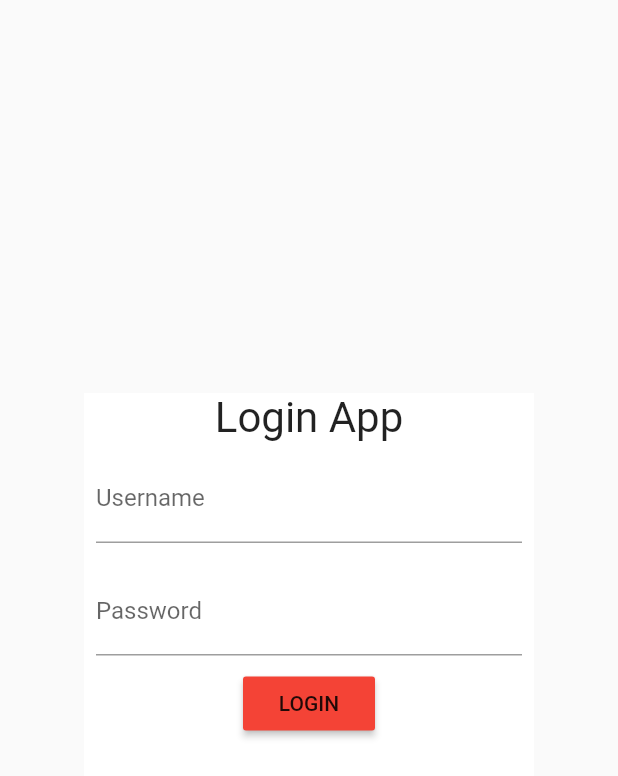
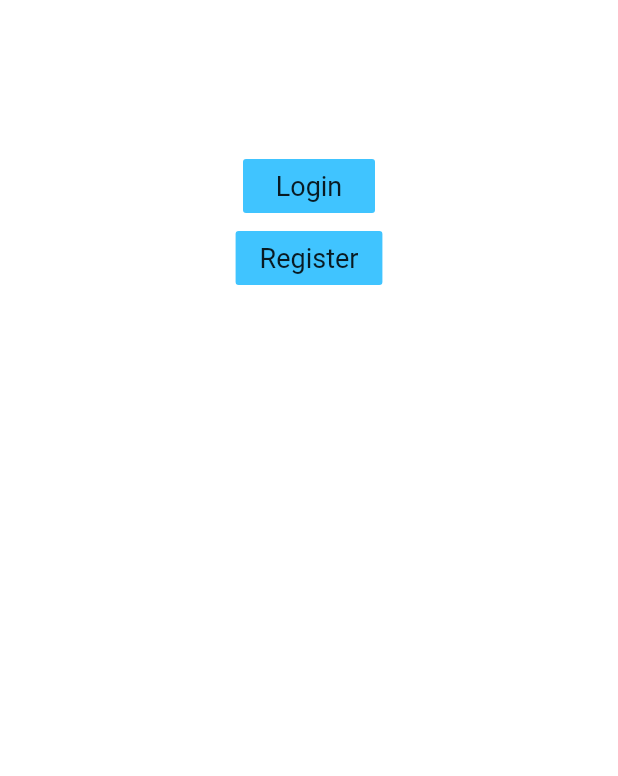
Before and after one commit to Victor-Alexandru/License, a Flutter app: the screen it shows after launch, on a phone screen of 412 x 824 dp. Shown: the top 776 px of the screen. Run offline on Flutter 3.47's test engine with Material 2 defaults, Android fonts, the light colour scheme and no system bars; our stand-ins replace cloud_firestore, firebase_core, firebase_messaging, location; missing offline and left inert: geocoder; accounts and stored records are empty.

Commit message:
selection on first page

```diff
--- a/moodle_ui/lib/screens/home/root_screen.dart
+++ b/moodle_ui/lib/screens/home/root_screen.dart
@@ -0,0 +1,43 @@
+import 'package:flutter/material.dart';
+import 'package:moodle_ui/screens/login/login_screen.dart';
+
+class RootScreen extends StatelessWidget {
+  @override
+  Widget build(BuildContext context) {
+    // TODO: implement build
+    return new Scaffold(
+      backgroundColor: Colors.white,
+      body: new Center(
+        child: Column(
+          children: <Widget>[
+            SizedBox(
+              height: 100,
+            ),
+            FlatButton(
+              onPressed: () {
+                Navigator.push(context,
+                    MaterialPageRoute(builder: (context) => LoginScreen()));
+              },
+              child: Text(
+                "Login",
+                style: TextStyle(fontSize: 18, fontWeight: FontWeight.w400),
+              ),
+              color: Colors.lightBlueAccent,
+            ),
+            FlatButton(
+              onPressed: () {
+                Navigator.push(context,
+                    MaterialPageRoute(builder: (context) => LoginScreen()));
+              },
+              child: Text(
+                "Register",
+                style: TextStyle(fontSize: 18, fontWeight: FontWeight.w400),
+              ),
+              color: Colors.lightBlueAccent,
+            ),
+          ],
+        ),
+      ),
+    );
+  }
+}
--- a/moodle_ui/lib/screens/login/login_screen.dart
+++ b/moodle_ui/lib/screens/login/login_screen.dart
@@ -37,6 +37,9 @@ class LoginScreenState extends State<LoginScreen>
     if (form.validate()) {
       setState(() => _isLoading = true);
       form.save();
+      print("trimitem-----");
+      print(_username);
+      print(_password);
       _presenter.doLogin(_username, _password);
     }
   }
```
Also changed, not shown: moodle_ui/lib/main.dart (+7 -1 lines).
